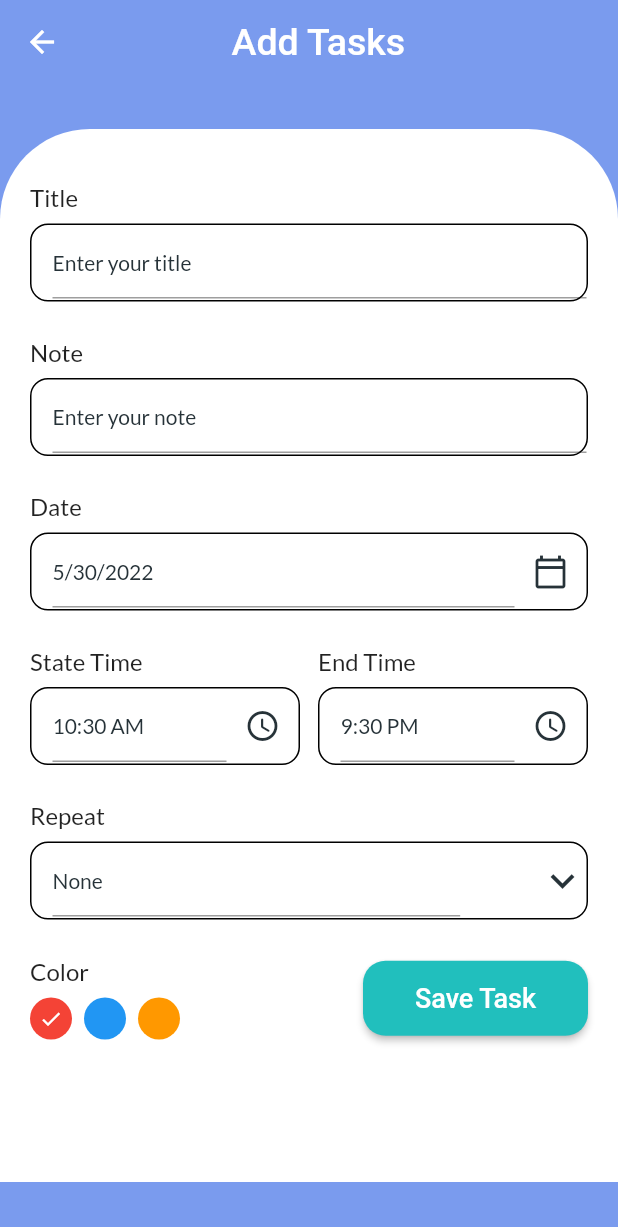
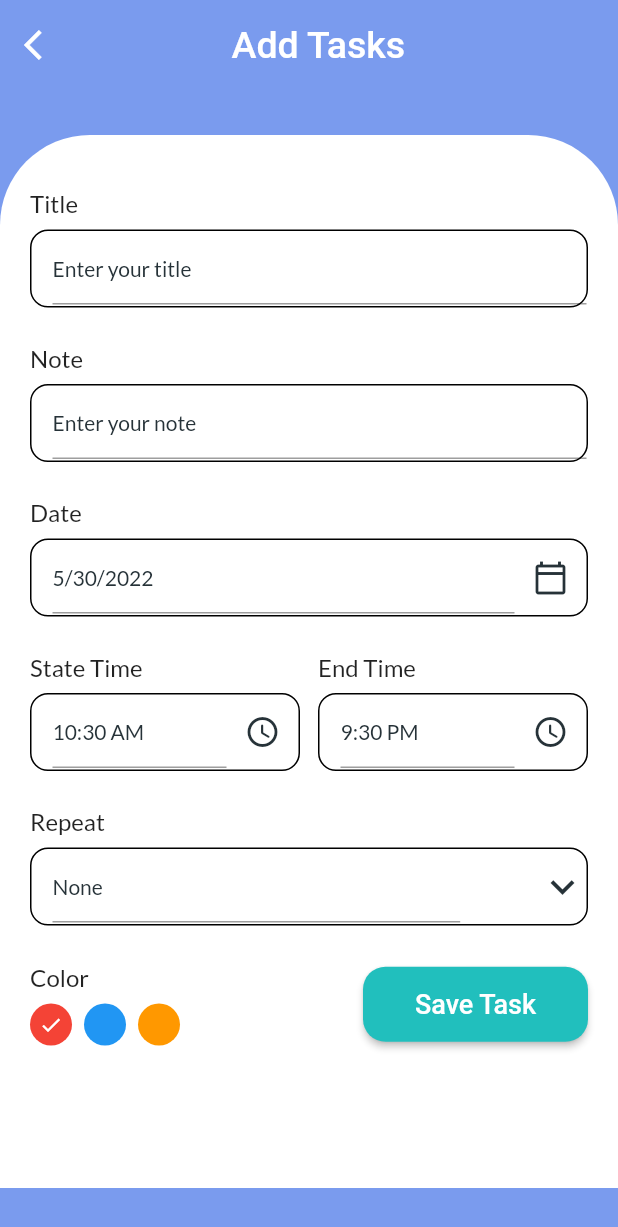
Before and after one commit to Abhishek782/OneTrack-Authentication, a Flutter app: the AddTaskPage screen opened directly, on a phone screen of 412 x 824 dp. Shown: the top 1227 px of the screen. Run offline on Flutter 3.47's test engine with Material 2 defaults, Android fonts, the phone set to English and light mode, and no system bars; our stand-ins replace date_picker_timeline, fluttertoast, google_fonts, lottie; missing offline and left inert: flutter_ringtone_player.

Commit message:
Final commit  by Ayush

```diff
--- a/lib/Screens/Routine_pages/add_task_bar.dart
+++ b/lib/Screens/Routine_pages/add_task_bar.dart
@@ -38,7 +38,17 @@ class _AddTaskPageState extends State<AddTaskPage> {
               style: TextStyle(
                   fontSize: 25.0
 
-              ),))
+              ),)),
+          toolbarHeight: 60,
+          leading: InkWell(
+            onTap: () {
+              Navigator.pop(context);
+            },
+            child: Icon(
+              Icons.arrow_back_ios,
+              color: Colors.white,
+            ),
+          ),
         ),
         body: SingleChildScrollView(
           child: Container(
```
Also changed, not shown: lib/Screens/routine.dart (+11 -1 lines).
